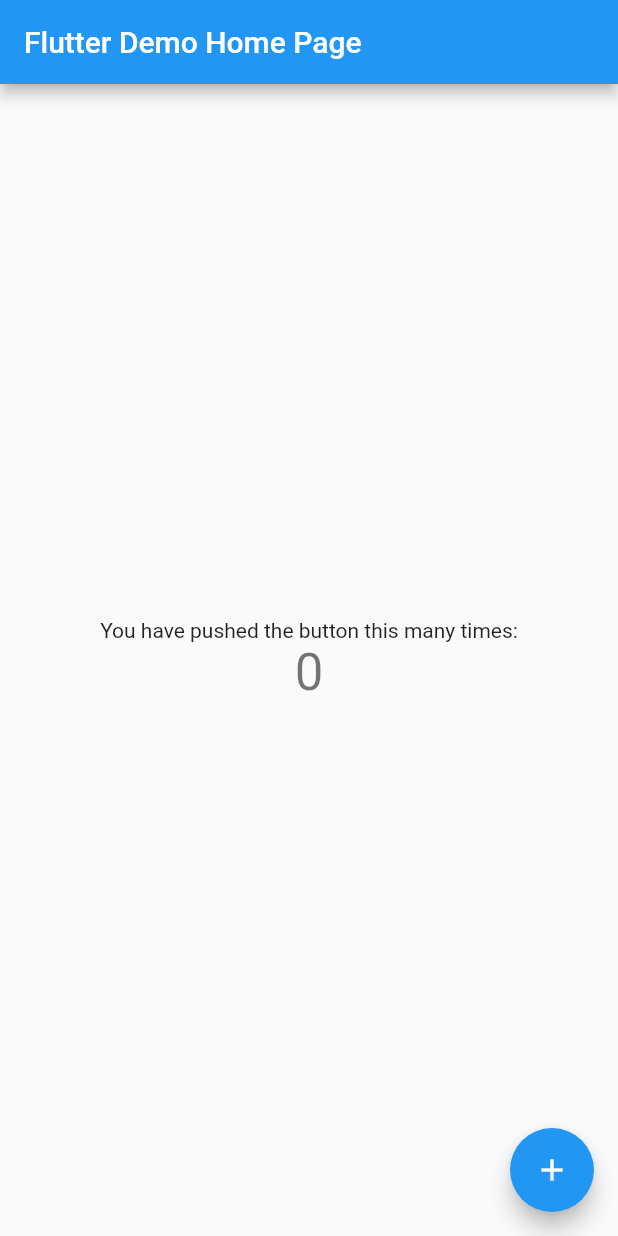
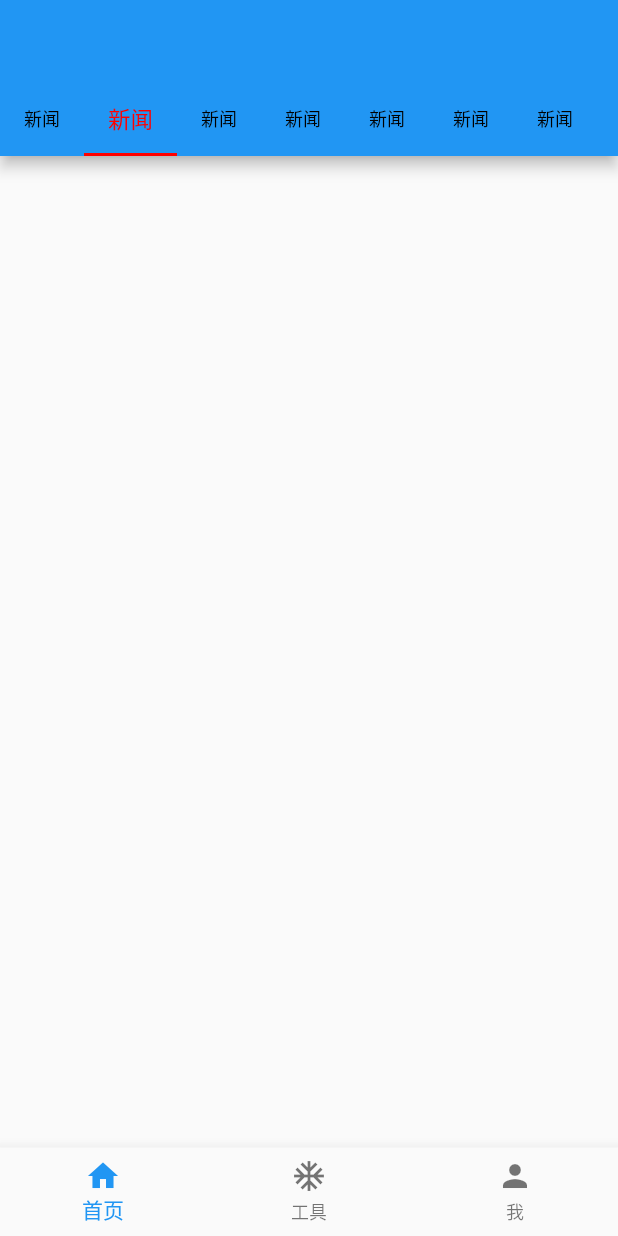
Before and after one commit to LutanMao/Coke, a Flutter app: the screen it shows after launch, on a phone screen of 412 x 824 dp. Run offline on Flutter 3.47's test engine with Material 2 defaults, Android fonts, the phone set to English and light mode, and no system bars.

Commit message:
commit code For Home

```diff
--- /dev/null
+++ b/lib/home/home.dart
@@ -0,0 +1,67 @@
+import 'package:flutter/cupertino.dart';
+import 'package:flutter/material.dart';
+
+class HomePage extends StatefulWidget {
+  @override
+  State<StatefulWidget> createState() {
+    return _HomePage();
+  }
+}
+
+class _HomePage extends State<HomePage> with SingleTickerProviderStateMixin {
+  List tabs = new List<Tab>();
+  TabController _tabController;
+
+  @override
+  void initState() {
+    tabs
+      ..add(Tab(text: "新闻"))
+      ..add(Tab(text: "新闻"))
+      ..add(Tab(text: "新闻"))
+      ..add(Tab(text: "新闻"))
+      ..add(Tab(text: "新闻"))
+      ..add(Tab(text: "新闻"))
+      ..add(Tab(text: "新闻"))
+      ..add(Tab(text: "新闻"));
+    _tabController = TabController(initialIndex: 1, length: tabs.length, vsync: this);
+    super.initState();
+  }
+
+  @override
+  Widget build(BuildContext context) {
+    return _buildTabController();
+  }
+
+  Widget _buildTabController() {
+    return DefaultTabController(
+      length: tabs.length,
+      child: Scaffold(
+        appBar: AppBar(
+          title: SizedBox(),
+          bottom: TabBar(
+            isScrollable: true,
+            tabs: tabs,
+            controller: _tabController,
+            indicatorColor: Color(0xffff0000),
+            indicatorSize: TabBarIndicatorSize.tab,
+            labelColor: Color(0xffff0000),
+            labelStyle: TextStyle(
+              fontSize: 15.0,
+            ),
+            unselectedLabelColor: Color(0xff000000),
+            unselectedLabelStyle: TextStyle(
+              fontSize: 12.0,
+            ),
+          ),
+        ),
+//        body: TabBarView(
+//          controller: _tabController,
+//          children: [
+//            Text("1111"),
+//            Text("2222"),
+//          ],
+//        ),
+      ),
+    );
+  }
+}
--- /dev/null
+++ b/lib/lifetools/life_tools.dart
@@ -0,0 +1,18 @@
+import 'package:flutter/cupertino.dart';
+
+class LifeToolsPage extends StatefulWidget {
+  @override
+  State<StatefulWidget> createState() {
+    return _ToolsPage();
+  }
+}
+
+class _ToolsPage extends State<LifeToolsPage> {
+  @override
+  Widget build(BuildContext context) {
+    return Container(
+      alignment: Alignment.center,
+      child: Text("Tools"),
+    );
+  }
+}
--- a/lib/main.dart
+++ b/lib/main.dart
@@ -1,63 +1,61 @@
+import 'package:coke/home/home.dart';
+import 'package:coke/lifetools/life_tools.dart';
+import 'package:coke/me/me.dart';
 import 'package:flutter/material.dart';
 
-void main() => runApp(MyApp());
+void main() async => runApp(MyApp());
 
-class MyApp extends StatelessWidget {
+class MyApp extends StatefulWidget {
+  MyApp() {}
+
   @override
-  Widget build(BuildContext context) {
-    return MaterialApp(
-      title: 'Flutter Demo',
-      theme: ThemeData(
-        primarySwatch: Colors.blue,
-      ),
-      home: MyHomePage(title: 'Flutter Demo Home Page'),
-    );
+  State<StatefulWidget> createState() {
+    return _HomePageState();
   }
 }
 
-class MyHomePage extends StatefulWidget {
-  MyHomePage({Key key, this.title}) : super(key: key);
-
-  final String title;
+class _HomePageState extends State {
+  var _currentIndex = 0;
+  List<Widget> _widgets = new List();
 
   @override
-  _MyHomePageState createState() => _MyHomePageState();
-}
-
-class _MyHomePageState extends State<MyHomePage> {
-  int _counter = 0;
-
-  void _incrementCounter() {
-    setState(() {
-      _counter++;
-    });
+  void initState() {
+    _widgets..add(HomePage())..add(LifeToolsPage())..add(MePage());
+    super.initState();
   }
 
   @override
   Widget build(BuildContext context) {
-    return Scaffold(
-      appBar: AppBar(
-        title: Text(widget.title),
+    return MaterialApp(
+      title: "Coke",
+      theme:  new ThemeData(
+          backgroundColor: Color(0xffffffff),
+          textTheme: TextTheme(
+              body1: TextStyle(color: Color(0xff333333))
+          )
       ),
-      body: Center(
-        child: Column(
-          mainAxisAlignment: MainAxisAlignment.center,
-          children: <Widget>[
-            Text(
-              'You have pushed the button this many times:',
-            ),
-            Text(
-              '$_counter',
-              style: Theme.of(context).textTheme.display1,
-            ),
+      home: Scaffold(
+        body: IndexedStack(
+          index: _currentIndex,
+          children: _widgets,
+        ),
+        bottomNavigationBar: BottomNavigationBar(
+          items: <BottomNavigationBarItem>[
+            BottomNavigationBarItem(icon: Icon(Icons.home), title: Text("首页")),
+            BottomNavigationBarItem(icon: Icon(Icons.ac_unit), title: Text("工具")),
+            BottomNavigationBarItem(icon: Icon(Icons.person), title: Text("我")),
           ],
+          currentIndex: _currentIndex,
+          onTap: _navSelected,
         ),
       ),
-      floatingActionButton: FloatingActionButton(
-        onPressed: _incrementCounter,
-        tooltip: 'Increment',
-        child: Icon(Icons.add),
-      ),
+      debugShowCheckedModeBanner: false,
     );
   }
+
+  void _navSelected(int index) {
+    setState(() {
+      _currentIndex = index;
+    });
+  }
 }
--- /dev/null
+++ b/lib/me/me.dart
@@ -0,0 +1,18 @@
+import 'package:flutter/cupertino.dart';
+
+class MePage extends StatefulWidget {
+  @override
+  State<StatefulWidget> createState() {
+    return _MePage();
+  }
+}
+
+class _MePage extends State<MePage> {
+  @override
+  Widget build(BuildContext context) {
+    return Container(
+      child: Text("Me"),
+      alignment: Alignment.center,
+    );
+  }
+}
--- /dev/null
+++ b/lib/router/app.dart
@@ -0,0 +1,8 @@
+
+import 'package:coke/router/routers.dart';
+
+class App {
+
+  static Routers routers;
+
+}
--- /dev/null
+++ b/lib/router/routers.dart
@@ -0,0 +1,3 @@
+class Routers {
+
+}
```
